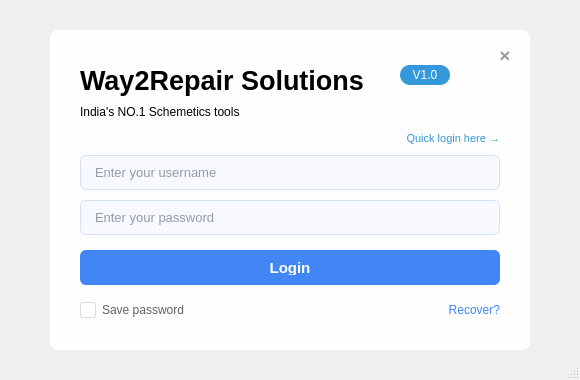
This is resources/ui/mainwindow.ui in way2repairdev/LG-page as Qt 5 draws it before an edit. The edited form follows.
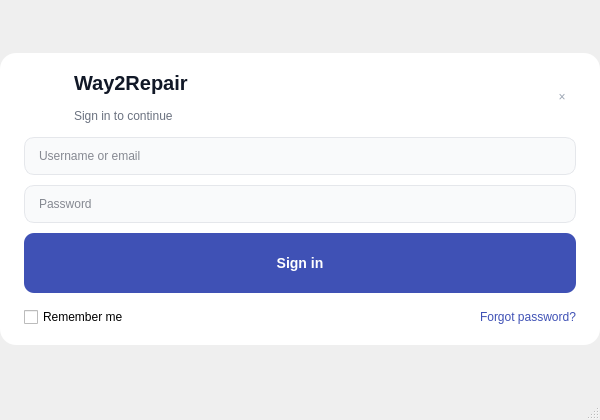
This is the edited form. Icons and pictures are not drawn.

Commit message: Remember password is added..

```diff
--- a/resources/ui/mainwindow.ui
+++ b/resources/ui/mainwindow.ui
@@ -6,421 +6,286 @@
    <rect>
     <x>0</x>
     <y>0</y>
-    <width>580</width>
-    <height>380</height>
+    <width>600</width>
+    <height>420</height>
    </rect>
   </property>
   <property name="windowTitle">
-   <string>Login Page</string>
+   <string>Way2Repair — Sign in</string>
   </property>
-  <property name="styleSheet">
-   <string notr="true">QMainWindow {
-    background: qlineargradient(x1: 0, y1: 0, x2: 1, y2: 1,
-                               stop: 0 #667eea, stop: 1 #764ba2);
-}</string>
-  </property>
-  <widget class="QWidget" name="centralwidget">
-   <property name="styleSheet">
-    <string notr="true">QWidget#centralwidget {
-    background: transparent;
-}</string>
-   </property>
-   <widget class="QWidget" name="loginContainer" native="true">
-    <property name="geometry">
-     <rect>
-      <x>50</x>
-      <y>30</y>
-      <width>480</width>
-      <height>320</height>
-     </rect>
-    </property>
     <property name="styleSheet">
-     <string notr="true">QWidget#loginContainer {
-    background-color: rgba(255, 255, 255, 0.95);
-    border: none;
-    border-radius: 8px;
-    box-shadow: 0 4px 20px rgba(0, 0, 0, 0.15);
-}</string>
+     <string notr="true">/* Keep only typography; make window transparent via code */
+QLabel, QLineEdit, QPushButton, QCheckBox { font-family: 'Segoe UI', Arial, sans-serif; }
+QStatusBar { background: transparent; }
+</string>
     </property>
-    <widget class="QLabel" name="titleLabel">
-     <property name="geometry">
-      <rect>
-       <x>30</x>
-       <y>30</y>
-       <width>300</width>
-       <height>40</height>
-      </rect>
+  <widget class="QWidget" name="centralwidget">
+    <layout class="QVBoxLayout" name="centralLayout">
+    <property name="spacing">
+     <number>0</number>
+    </property>
+     <property name="leftMargin">
+      <number>0</number>
      </property>
-     <property name="font">
-      <font>
-       <pointsize>20</pointsize>
-       <weight>75</weight>
-       <bold>true</bold>
-      </font>
+     <property name="topMargin">
+      <number>0</number>
      </property>
-     <property name="styleSheet">
-      <string notr="true">color: #2c3e50;
-QLabel {
-    background: transparent;
-    font-family: 'Segoe UI', Arial, sans-serif;
-}</string>
+     <property name="rightMargin">
+      <number>0</number>
      </property>
-     <property name="text">
-      <string>Way2Repair Solutions</string>
+     <property name="bottomMargin">
+      <number>0</number>
      </property>
-     <property name="alignment">
-      <set>Qt::AlignLeft|Qt::AlignVCenter</set>
-     </property>
-    </widget>
-    <widget class="QLabel" name="versionLabel">
-     <property name="geometry">
-      <rect>
-       <x>350</x>
-       <y>35</y>
-       <width>50</width>
-       <height>20</height>
-      </rect>
-     </property>
-     <property name="font">
-      <font>
-       <pointsize>9</pointsize>
-       <weight>50</weight>
-       <bold>false</bold>
-      </font>
-     </property>
-     <property name="styleSheet">
-      <string notr="true">QLabel {
-    background-color: #3498db;
-    color: white;
+    <item>
+      <spacer name="topSpacer">
+      <property name="orientation">
+       <enum>Qt::Vertical</enum>
+      </property>
+      <property name="sizeHint" stdset="0">
+       <size>
+          <width>20</width>
+          <height>24</height>
+       </size>
+      </property>
+     </spacer>
+    </item>
+    <item>
+     <widget class="QFrame" name="loginContainer">
+      <property name="styleSheet">
+       <string notr="true">QFrame#loginContainer {
+    background: #ffffff;
+    border: none;
+    border-radius: 16px;
+}
+/* Inputs */
+QLineEdit {
+    border: 1px solid #E5E7EB;
     border-radius: 10px;
-    padding: 2px 6px;
-    font-family: 'Segoe UI', Arial, sans-serif;
-}</string>
-     </property>
-     <property name="text">
-      <string>V1.0</string>
-     </property>
-     <property name="alignment">
-      <set>Qt::AlignCenter</set>
-     </property>
-    </widget>
-    <widget class="QLabel" name="subtitleLabel">
-     <property name="geometry">
-      <rect>
-       <x>30</x>
-       <y>75</y>
-       <width>420</width>
-       <height>30</height>
-      </rect>
-     </property>
-     <property name="font">
-      <font>
-       <pointsize>9</pointsize>
-       <weight>50</weight>
-       <bold>false</bold>
-      </font>
-     </property>
-     <property name="styleSheet">
-      <string notr="true">color: #7f8c8d;
-QLabel {
-    background: transparent;
-    font-family: 'Segoe UI', Arial, sans-serif;
-}</string>
-     </property>
-    <property name="text">
-     <string>India's NO.1 Schemetics tools</string>
-     </property>
-     <property name="alignment">
-      <set>Qt::AlignLeft|Qt::AlignTop</set>
-     </property>
-     <property name="wordWrap">
-      <bool>true</bool>
-     </property>
-    </widget>
-    <widget class="QLabel" name="quickLoginLabel">
-     <property name="geometry">
-      <rect>
-       <x>310</x>
-       <y>100</y>
-       <width>140</width>
-       <height>16</height>
-      </rect>
-     </property>
-     <property name="font">
-      <font>
-       <pointsize>8</pointsize>
-       <weight>50</weight>
-       <bold>false</bold>
-      </font>
-     </property>
-     <property name="styleSheet">
-      <string notr="true">QLabel {
-    color: #3498db;
-    background: transparent;
-    font-family: 'Segoe UI', Arial, sans-serif;
-}</string>
-     </property>
-     <property name="text">
-      <string>Quick login here →</string>
-     </property>
-     <property name="alignment">
-      <set>Qt::AlignRight|Qt::AlignVCenter</set>
-     </property>
-    </widget>
-    <widget class="QLineEdit" name="usernameLineEdit">
-     <property name="geometry">
-      <rect>
-       <x>30</x>
-       <y>125</y>
-       <width>420</width>
-       <height>35</height>
-      </rect>
-     </property>
-     <property name="font">
-      <font>
-       <pointsize>10</pointsize>
-       <family>Segoe UI</family>
-      </font>
-     </property>
-     <property name="styleSheet">
-      <string notr="true">QLineEdit {
-    border: 1px solid #d4e1f5;
-    border-radius: 6px;
-    padding: 8px 12px;
-    background-color: #f8f9ff;
-    color: #2c3e50;
-    font-family: 'Segoe UI', Arial, sans-serif;
+    padding: 10px 12px;
+    background: #F9FAFB;
+    color: #111827;
 }
 QLineEdit:focus {
-    border: 2px solid #4285f4;
-    background-color: white;
-    outline: none;
+    border: 2px solid #3F51B5;
+    background: #FFFFFF;
 }
-QLineEdit:hover {
-    border: 1px solid #4285f4;
-}</string>
-     </property>
-     <property name="placeholderText">
-      <string>Enter your username</string>
-     </property>
-    </widget>
-    <widget class="QLineEdit" name="passwordLineEdit">
-     <property name="geometry">
-      <rect>
-       <x>30</x>
-       <y>170</y>
-       <width>420</width>
-       <height>35</height>
-      </rect>
-     </property>
-     <property name="font">
-      <font>
-       <pointsize>10</pointsize>
-       <family>Segoe UI</family>
-      </font>
-     </property>
-     <property name="styleSheet">
-      <string notr="true">QLineEdit {
-    border: 1px solid #d4e1f5;
-    border-radius: 6px;
-    padding: 8px 12px;
-    background-color: #f8f9ff;
-    color: #2c3e50;
-    font-family: 'Segoe UI', Arial, sans-serif;
-}
-QLineEdit:focus {
-    border: 2px solid #4285f4;
-    background-color: white;
-    outline: none;
-}
-QLineEdit:hover {
-    border: 1px solid #4285f4;
-}</string>
-     </property>
-     <property name="echoMode">
-      <enum>QLineEdit::Password</enum>
-     </property>
-     <property name="placeholderText">
-      <string>Enter your password</string>
-     </property>
-    </widget>
-    <widget class="QPushButton" name="loginButton">
-     <property name="geometry">
-      <rect>
-       <x>30</x>
-       <y>220</y>
-       <width>420</width>
-       <height>35</height>
-      </rect>
-     </property>
-     <property name="font">
-      <font>
-       <pointsize>11</pointsize>
-       <weight>75</weight>
-       <bold>true</bold>
-       <family>Segoe UI</family>
-      </font>
-     </property>
-     <property name="cursor">
-      <cursorShape>PointingHandCursor</cursorShape>
-     </property>
-     <property name="styleSheet">
-      <string notr="true">QPushButton {
-    background-color: #4285f4;
-    color: white;
+QLineEdit::placeholder { color: #9AA4B2; }
+/* Primary button */
+QPushButton#loginButton {
+    background: #3F51B5;
+    color: #ffffff;
     border: none;
-    border-radius: 6px;
-    padding: 10px;
-    font-weight: bold;
-    font-family: 'Segoe UI', Arial, sans-serif;
+    border-radius: 10px;
+    padding: 10px 16px;
+    min-height: 40px;
+    font-weight: 600;
+    font-size: 14px;
 }
-QPushButton:hover {
-    background-color: #3367d6;
-}
-QPushButton:pressed {
-    background-color: #2a56c6;
-}
-QPushButton:disabled {
-    background-color: #cccccc;
-    color: #888888;
-}</string>
-     </property>
-     <property name="text">
-      <string>Login</string>
-     </property>
-    </widget>
-    <widget class="QCheckBox" name="savePasswordCheckBox">
-     <property name="geometry">
-      <rect>
-       <x>30</x>
-       <y>270</y>
-       <width>120</width>
-       <height>20</height>
-      </rect>
-     </property>
-     <property name="font">
-      <font>
-       <pointsize>9</pointsize>
-       <family>Segoe UI</family>
-      </font>
-     </property>
-     <property name="styleSheet">
-      <string notr="true">QCheckBox {
-    color: #5f6368;
-    font-family: 'Segoe UI', Arial, sans-serif;
+QPushButton#loginButton:hover { background: #3949A3; }
+QPushButton#loginButton:pressed { background: #2F3E8F; }
+QPushButton#loginButton:disabled { background: #C7CAE3; color: #6B7280; }
+/* Close button */
+QPushButton#closeButton {
     background: transparent;
-}
-QCheckBox::indicator {
-    width: 14px;
-    height: 14px;
-    border: 1px solid #dadce0;
-    border-radius: 2px;
-    background-color: white;
-}
-QCheckBox::indicator:checked {
-    background-color: #4285f4;
-    border: 1px solid #4285f4;
-    image: url(:/icons/check.png); /* You can add a checkmark icon */
-}</string>
-     </property>
-     <property name="text">
-      <string>Save password</string>
-     </property>
-    </widget>
-    <widget class="QLabel" name="recoverLabel">
-     <property name="geometry">
-      <rect>
-       <x>370</x>
-       <y>270</y>
-       <width>80</width>
-       <height>20</height>
-      </rect>
-     </property>
-     <property name="font">
-      <font>
-       <pointsize>9</pointsize>
-       <family>Segoe UI</family>
-      </font>
-     </property>
-     <property name="styleSheet">
-      <string notr="true">QLabel {
-    color: #4285f4;
-    background: transparent;
-    font-family: 'Segoe UI', Arial, sans-serif;
-}
-QLabel:hover {
-    text-decoration: underline;
-}</string>
-     </property>
-     <property name="text">
-      <string>Recover?</string>
-     </property>
-     <property name="alignment">
-      <set>Qt::AlignRight|Qt::AlignVCenter</set>
-     </property>
-    </widget>
-    <widget class="QPushButton" name="closeButton">
-     <property name="geometry">
-      <rect>
-       <x>440</x>
-       <y>10</y>
-       <width>30</width>
-       <height>30</height>
-      </rect>
-     </property>
-     <property name="font">
-      <font>
-       <pointsize>14</pointsize>
-       <weight>75</weight>
-       <bold>true</bold>
-      </font>
-     </property>
-     <property name="cursor">
-      <cursorShape>PointingHandCursor</cursorShape>
-     </property>
-     <property name="styleSheet">
-      <string notr="true">QPushButton {
-    background-color: transparent;
-    color: #999999;
+    color: #9AA4B2;
     border: none;
-    border-radius: 15px;
-    padding: 0px;
-    font-weight: bold;
+    border-radius: 12px;
 }
-QPushButton:hover {
-    background-color: #ff4757;
-    color: white;
-}
-QPushButton:pressed {
-    background-color: #ff3742;
-}</string>
-     </property>
-     <property name="text">
-      <string>×</string>
-     </property>
-    </widget>
-   </widget>
+QPushButton#closeButton:hover { background: #EF4444; color: #ffffff; }
+/* Links */
+QLabel#recoverLabel { color: #3F51B5; }
+QLabel#recoverLabel:hover { text-decoration: underline; }
+</string>
+      </property>
+            <layout class="QVBoxLayout" name="cardLayout">
+       <property name="spacing">
+        <number>14</number>
+       </property>
+       <property name="leftMargin">
+                <number>24</number>
+       </property>
+       <property name="topMargin">
+                <number>18</number>
+       </property>
+       <property name="rightMargin">
+                <number>24</number>
+       </property>
+       <property name="bottomMargin">
+                <number>18</number>
+       </property>
+       <item>
+        <layout class="QHBoxLayout" name="headerLayout">
+         <item>
+          <widget class="QLabel" name="logoLabel">
+           <property name="minimumSize">
+            <size>
+             <width>36</width>
+             <height>36</height>
+            </size>
+           </property>
+           <property name="maximumSize">
+            <size>
+             <width>36</width>
+             <height>36</height>
+            </size>
+           </property>
+           <property name="text">
+            <string/>
+           </property>
+          </widget>
+         </item>
+         <item>
+          <layout class="QVBoxLayout" name="titleLayout">
+           <item>
+            <widget class="QLabel" name="titleLabel">
+             <property name="text">
+              <string>Way2Repair</string>
+             </property>
+             <property name="styleSheet">
+              <string notr="true">QLabel { color: #111827; font-size: 20px; font-weight: 700; }</string>
+             </property>
+            </widget>
+           </item>
+           <item>
+            <widget class="QLabel" name="subtitleLabel">
+             <property name="text">
+              <string>Sign in to continue</string>
+             </property>
+             <property name="styleSheet">
+              <string notr="true">QLabel { color: #6B7280; font-size: 12px; }</string>
+             </property>
+            </widget>
+           </item>
+          </layout>
+         </item>
+         <item>
+          <spacer name="headerSpacer">
+           <property name="orientation">
+            <enum>Qt::Horizontal</enum>
+           </property>
+           <property name="sizeHint" stdset="0">
+            <size>
+             <width>40</width>
+             <height>20</height>
+            </size>
+           </property>
+          </spacer>
+         </item>
+         <item>
+          <widget class="QPushButton" name="closeButton">
+           <property name="minimumSize">
+            <size>
+             <width>28</width>
+             <height>28</height>
+            </size>
+           </property>
+           <property name="maximumSize">
+            <size>
+             <width>28</width>
+             <height>28</height>
+            </size>
+           </property>
+           <property name="text">
+            <string>×</string>
+           </property>
+           <property name="cursor">
+            <cursorShape>PointingHandCursor</cursorShape>
+           </property>
+          </widget>
+         </item>
+        </layout>
+       </item>
+       <item>
+        <layout class="QVBoxLayout" name="formLayout">
+         <property name="spacing">
+          <number>10</number>
+         </property>
+         <item>
+          <widget class="QLineEdit" name="usernameLineEdit">
+           <property name="placeholderText">
+            <string>Username or email</string>
+           </property>
+          </widget>
+         </item>
+         <item>
+          <widget class="QLineEdit" name="passwordLineEdit">
+           <property name="echoMode">
+            <enum>QLineEdit::Password</enum>
+           </property>
+           <property name="placeholderText">
+            <string>Password</string>
+           </property>
+          </widget>
+         </item>
+         <item>
+          <widget class="QPushButton" name="loginButton">
+           <property name="text">
+            <string>Sign in</string>
+           </property>
+           <property name="cursor">
+            <cursorShape>PointingHandCursor</cursorShape>
+           </property>
+          </widget>
+         </item>
+        </layout>
+       </item>
+       <item>
+        <layout class="QHBoxLayout" name="footerLayout">
+         <item>
+          <widget class="QCheckBox" name="savePasswordCheckBox">
+           <property name="text">
+            <string>Remember me</string>
+           </property>
+          </widget>
+         </item>
+         <item>
+          <spacer name="footerSpacer">
+           <property name="orientation">
+            <enum>Qt::Horizontal</enum>
+           </property>
+           <property name="sizeHint" stdset="0">
+            <size>
+             <width>40</width>
+             <height>20</height>
+            </size>
+           </property>
+          </spacer>
+         </item>
+         <item>
+          <widget class="QLabel" name="recoverLabel">
+           <property name="text">
+            <string>Forgot password?</string>
+           </property>
+          </widget>
+         </item>
+        </layout>
+       </item>
+      </layout>
+     </widget>
+    </item>
+    <item>
+     <spacer name="bottomSpacer">
+      <property name="orientation">
+       <enum>Qt::Vertical</enum>
+      </property>
+      <property name="sizeHint" stdset="0">
+       <size>
+      <width>20</width>
+      <height>24</height>
+       </size>
+      </property>
+     </spacer>
+    </item>
+   </layout>
   </widget>
-  <widget class="QMenuBar" name="menubar">
-   <property name="geometry">
-    <rect>
-     <x>0</x>
-     <y>0</y>
-     <width>800</width>
-     <height>22</height>
-    </rect>
-   </property>
+  <widget class="QMenuBar" name="menubar"/>
+  <widget class="QStatusBar" name="statusbar"/>
   </widget>
-  <widget class="QStatusBar" name="statusbar">
-   <property name="styleSheet">
-    <string notr="true">QStatusBar {
-    background: transparent;
-    color: white;
-    font-weight: bold;
-}</string>
-   </property>
-  </widget>
- </widget>
- <resources/>
- <connections/>
+  <tabstops>
+   <tabstop>usernameLineEdit</tabstop>
+   <tabstop>passwordLineEdit</tabstop>
+   <tabstop>loginButton</tabstop>
+  </tabstops>
+  <resources/>
+  <connections/>
 </ui>
```
The commit also changes 5 other files.
